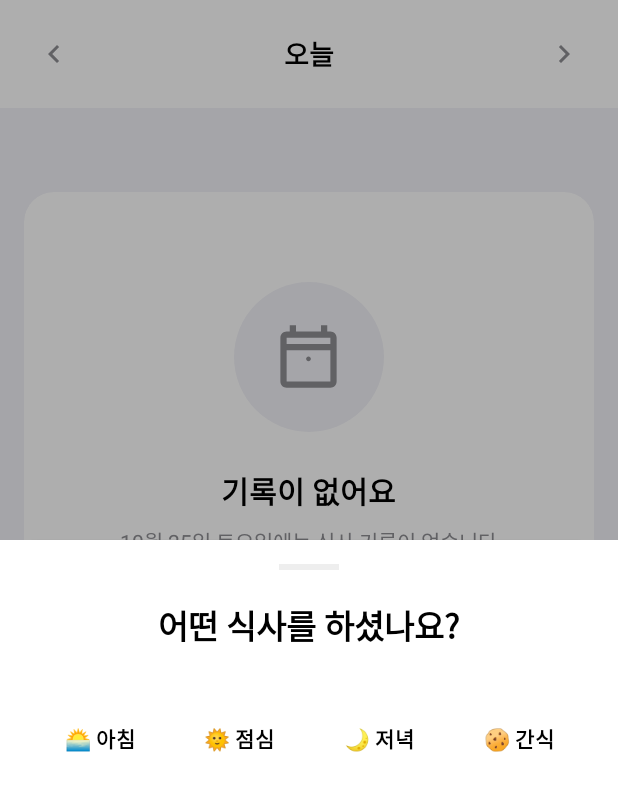
After one commit to lukehemmin/AI_DIET_APP, an Android app: the fragment TextInputBottomSheet placed in its activity, on a phone screen of 412 x 824 dp. The commit adds this screen. Shown: the top 791 px of the screen. Run offline under Robolectric (Android 15) with nearby library versions, the phone set to English and light mode, and no system bars.

Commit message:
feat: 텍스트 식사 기록 Bottom Sheet 및 이미지 피커 구현
- TextInputBottomSheet 클래스 추가로 2단계 입력 UI 구현
- Step 1: 이모지와 함께 식사 시간 선택 (아침/점심/저녁/간식)
- Step 2: 음식 이름과 메모 입력 기능
- ActivityResultLauncher를 활용한 이미지 선택 기능 구현
- Bottom Sheet 레이아웃과 테두리 버튼 drawable 추가
- 입력 유효성 검사 및 사용자 피드백 개선

Resolves #텍스트_기록_입력_완성

```diff
--- a/app/src/main/java/com/lukehemmin/ai_diet_app/MainActivity.java
+++ b/app/src/main/java/com/lukehemmin/ai_diet_app/MainActivity.java
@@ -1,5 +1,7 @@
 package com.lukehemmin.ai_diet_app;
 
+import android.content.Intent;
+import android.net.Uri;
 import android.os.Bundle;
 import android.view.View;
 import android.widget.Button;
@@ -9,6 +11,8 @@ import android.widget.TextView;
 import android.widget.Toast;
 
 import androidx.activity.EdgeToEdge;
+import androidx.activity.result.ActivityResultLauncher;
+import androidx.activity.result.contract.ActivityResultContracts;
 import androidx.appcompat.app.AppCompatActivity;
 import androidx.cardview.widget.CardView;
 import androidx.core.graphics.Insets;
@@ -30,6 +34,9 @@ public class MainActivity extends AppCompatActivity {
     // 데이터 상태 (테스트용)
     private boolean hasData = false; // 기본값: 빈 상태
 
+    // 이미지 선택을 위한 ActivityResultLauncher
+    private ActivityResultLauncher<Intent> imagePickerLauncher;
+
     @Override
     protected void onCreate(Bundle savedInstanceState) {
         super.onCreate(savedInstanceState);
@@ -43,9 +50,29 @@ public class MainActivity extends AppCompatActivity {
             return insets;
         });
 
+        setupImagePicker();
         initViews();
         setupListeners();
         updateUI();
+    }
+
+    private void setupImagePicker() {
+        // 이미지 선택 결과를 처리하는 ActivityResultLauncher
+        imagePickerLauncher = registerForActivityResult(
+                new ActivityResultContracts.StartActivityForResult(),
+                result -> {
+                    if (result.getResultCode() == RESULT_OK && result.getData() != null) {
+                        Uri imageUri = result.getData().getData();
+                        if (imageUri != null) {
+                            // TODO: 실제로 이미지 처리 로직 구현
+                            Toast.makeText(this, "이미지 선택됨: " + imageUri.toString(), Toast.LENGTH_SHORT).show();
+                            // 테스트: 데이터 상태로 전환
+                            hasData = true;
+                            updateUI();
+                        }
+                    }
+                }
+        );
     }
 
     private void initViews() {
@@ -73,33 +100,25 @@ public class MainActivity extends AppCompatActivity {
         });
 
         // 사진 추가 버튼 (빈 상태)
-        btnAddPhotoEmpty.setOnClickListener(v -> {
-            Toast.makeText(this, "사진 추가", Toast.LENGTH_SHORT).show();
-            // 테스트: 데이터 상태로 전환
-            hasData = true;
-            updateUI();
-        });
+        btnAddPhotoEmpty.setOnClickListener(v -> openImagePicker());
 
         // 텍스트 추가 버튼 (빈 상태)
         btnAddTextEmpty.setOnClickListener(v -> {
-            Toast.makeText(this, "텍스트로 추가하기", Toast.LENGTH_SHORT).show();
-            // 테스트: 데이터 상태로 전환
-            hasData = true;
-            updateUI();
+            TextInputBottomSheet bottomSheet = new TextInputBottomSheet();
+            bottomSheet.show(getSupportFragmentManager(), "TextInputBottomSheet");
         });
 
         // 사진 추가 버튼 (데이터 상태)
         if (btnAddPhoto != null) {
-            btnAddPhoto.setOnClickListener(v -> {
-                Toast.makeText(this, "사진 추가", Toast.LENGTH_SHORT).show();
-            });
+            btnAddPhoto.setOnClickListener(v -> openImagePicker());
         }
 
-        // 텍스트 입력 버튼
+        // 텍스트 입력 버튼 (데이터 상태)
         Button btnTextInput = findViewById(R.id.btnTextInput);
         if (btnTextInput != null) {
             btnTextInput.setOnClickListener(v -> {
-                Toast.makeText(this, "텍스트 입력", Toast.LENGTH_SHORT).show();
+                TextInputBottomSheet bottomSheet = new TextInputBottomSheet();
+                bottomSheet.show(getSupportFragmentManager(), "TextInputBottomSheet");
             });
         }
 
@@ -153,4 +172,15 @@ public class MainActivity extends AppCompatActivity {
         SimpleDateFormat dateFormat = new SimpleDateFormat("M월 d일 EEEE", Locale.KOREAN);
         return dateFormat.format(calendar.getTime());
     }
+
+    private void openImagePicker() {
+        // 이미지 선택 인텐트 생성 (갤러리, 카메라 등 선택 가능)
+        Intent intent = new Intent(Intent.ACTION_GET_CONTENT);
+        intent.setType("image/*");
+        intent.addCategory(Intent.CATEGORY_OPENABLE);
+
+        // 안드로이드 시스템이 자동으로 앱 선택기를 보여줌
+        // (갤러리, 카메라, 파일 매니저 등)
+        imagePickerLauncher.launch(Intent.createChooser(intent, "사진 선택"));
+    }
 }
--- /dev/null
+++ b/app/src/main/java/com/lukehemmin/ai_diet_app/TextInputBottomSheet.java
@@ -0,0 +1,139 @@
+package com.lukehemmin.ai_diet_app;
+
+import android.app.Dialog;
+import android.os.Bundle;
+import android.view.LayoutInflater;
+import android.view.View;
+import android.view.ViewGroup;
+import android.widget.Button;
+import android.widget.EditText;
+import android.widget.FrameLayout;
+import android.widget.TextView;
+import android.widget.Toast;
+import android.widget.ViewFlipper;
+
+import androidx.annotation.NonNull;
+import androidx.annotation.Nullable;
+
+import com.google.android.material.bottomsheet.BottomSheetBehavior;
+import com.google.android.material.bottomsheet.BottomSheetDialog;
+import com.google.android.material.bottomsheet.BottomSheetDialogFragment;
+
+public class TextInputBottomSheet extends BottomSheetDialogFragment {
+
+    private ViewFlipper viewFlipper;
+    private TextView tvSelectedMealTime;
+    private EditText etFoodName;
+    private EditText etMemo;
+
+    // Step 1 버튼들
+    private Button btnBreakfast;
+    private Button btnLunch;
+    private Button btnDinner;
+    private Button btnSnack;
+
+    // Step 2 버튼들
+    private Button btnBack;
+    private Button btnComplete;
+
+    // 선택된 식사 시간
+    private String selectedMealTime = "";
+
+    @Nullable
+    @Override
+    public View onCreateView(@NonNull LayoutInflater inflater, @Nullable ViewGroup container, @Nullable Bundle savedInstanceState) {
+        View view = inflater.inflate(R.layout.bottom_sheet_text_input, container, false);
+
+        initViews(view);
+        setupListeners();
+
+        return view;
+    }
+
+    @Override
+    public void onViewCreated(@NonNull View view, @Nullable Bundle savedInstanceState) {
+        super.onViewCreated(view, savedInstanceState);
+
+        // Bottom Sheet의 높이를 컨텐츠에 맞게 조정
+        view.post(() -> {
+            View parent = (View) view.getParent();
+            if (parent != null) {
+                BottomSheetBehavior<View> behavior = BottomSheetBehavior.from(parent);
+                behavior.setState(BottomSheetBehavior.STATE_EXPANDED);
+                behavior.setSkipCollapsed(true);
+
+                // 컨텐츠 높이 측정
+                view.measure(View.MeasureSpec.UNSPECIFIED, View.MeasureSpec.UNSPECIFIED);
+                ViewGroup.LayoutParams params = parent.getLayoutParams();
+                params.height = view.getMeasuredHeight();
+                parent.setLayoutParams(params);
+            }
+        });
+    }
+
+    private void initViews(View view) {
+        viewFlipper = view.findViewById(R.id.viewFlipper);
+
+        // Step 1 뷰들
+        btnBreakfast = view.findViewById(R.id.btnBreakfast);
+        btnLunch = view.findViewById(R.id.btnLunch);
+        btnDinner = view.findViewById(R.id.btnDinner);
+        btnSnack = view.findViewById(R.id.btnSnack);
+
+        // Step 2 뷰들
+        tvSelectedMealTime = view.findViewById(R.id.tvSelectedMealTime);
+        etFoodName = view.findViewById(R.id.etFoodName);
+        etMemo = view.findViewById(R.id.etMemo);
+        btnBack = view.findViewById(R.id.btnBack);
+        btnComplete = view.findViewById(R.id.btnComplete);
+    }
+
+    private void setupListeners() {
+        // Step 1: 식사 시간 선택 버튼들
+        btnBreakfast.setOnClickListener(v -> selectMealTime("아침"));
+        btnLunch.setOnClickListener(v -> selectMealTime("점심"));
+        btnDinner.setOnClickListener(v -> selectMealTime("저녁"));
+        btnSnack.setOnClickListener(v -> selectMealTime("간식"));
+
+        // Step 2: 뒤로가기 버튼
+        btnBack.setOnClickListener(v -> {
+            viewFlipper.setInAnimation(requireContext(), android.R.anim.slide_in_left);
+            viewFlipper.setOutAnimation(requireContext(), android.R.anim.slide_out_right);
+            viewFlipper.showPrevious();
+        });
+
+        // Step 2: 완료 버튼
+        btnComplete.setOnClickListener(v -> {
+            String foodName = etFoodName.getText().toString().trim();
+            String memo = etMemo.getText().toString().trim();
+
+            if (foodName.isEmpty()) {
+                Toast.makeText(requireContext(), "음식 이름을 입력해주세요", Toast.LENGTH_SHORT).show();
+                etFoodName.requestFocus();
+                return;
+            }
+
+            // TODO: 실제로 데이터 저장 로직 구현
+            String message = String.format("%s - %s", selectedMealTime, foodName);
+            if (!memo.isEmpty()) {
+                message += String.format("\n메모: %s", memo);
+            }
+            Toast.makeText(requireContext(), message + " 추가됨", Toast.LENGTH_LONG).show();
+
+            dismiss();
+        });
+    }
+
+    private void selectMealTime(String mealTime) {
+        selectedMealTime = mealTime;
+        tvSelectedMealTime.setText("✓ " + mealTime);
+
+        // Step 2로 전환
+        viewFlipper.setInAnimation(requireContext(), android.R.anim.slide_in_left);
+        viewFlipper.setOutAnimation(requireContext(), android.R.anim.slide_out_right);
+        viewFlipper.showNext();
+
+        // 키보드 자동으로 띄우기
+        etFoodName.requestFocus();
+    }
+}
--- /dev/null
+++ b/app/src/main/res/drawable/bg_button_bordered.xml
@@ -0,0 +1,9 @@
+<?xml version="1.0" encoding="utf-8"?>
+<shape xmlns:android="http://schemas.android.com/apk/res/android"
+    android:shape="rectangle">
+    <solid android:color="@color/white" />
+    <corners android:radius="12dp" />
+    <stroke
+        android:width="1dp"
+        android:color="#DDDDDD" />
+</shape>
--- /dev/null
+++ b/app/src/main/res/layout/bottom_sheet_text_input.xml
@@ -0,0 +1,223 @@
+<?xml version="1.0" encoding="utf-8"?>
+<LinearLayout xmlns:android="http://schemas.android.com/apk/res/android"
+    xmlns:app="http://schemas.android.com/apk/res-auto"
+    android:layout_width="match_parent"
+    android:layout_height="wrap_content"
+    android:orientation="vertical"
+    android:background="@android:color/white"
+    android:paddingTop="8dp"
+    android:paddingBottom="24dp">
+
+    <!-- 드래그 핸들 -->
+    <View
+        android:layout_width="40dp"
+        android:layout_height="4dp"
+        android:layout_gravity="center_horizontal"
+        android:layout_marginTop="8dp"
+        android:layout_marginBottom="20dp"
+        android:background="#DDDDDD"
+        android:alpha="0.5" />
+
+    <!-- ViewFlipper로 단계별 UI 전환 -->
+    <ViewFlipper
+        android:id="@+id/viewFlipper"
+        android:layout_width="match_parent"
+        android:layout_height="wrap_content"
+        android:inAnimation="@android:anim/slide_in_left"
+        android:outAnimation="@android:anim/slide_out_right">
+
+        <!-- Step 1: 식사 시간 선택 -->
+        <LinearLayout
+            android:layout_width="match_parent"
+            android:layout_height="wrap_content"
+            android:orientation="vertical"
+            android:paddingHorizontal="24dp"
+            android:paddingBottom="8dp">
+
+            <!-- 질문 -->
+            <TextView
+                android:layout_width="wrap_content"
+                android:layout_height="wrap_content"
+                android:layout_gravity="center_horizontal"
+                android:layout_marginBottom="24dp"
+                android:text="어떤 식사를 하셨나요?"
+                android:textSize="22sp"
+                android:textStyle="bold"
+                android:textColor="@color/text_primary" />
+
+            <!-- 4개 버튼 가로 배치 -->
+            <LinearLayout
+                android:layout_width="match_parent"
+                android:layout_height="wrap_content"
+                android:orientation="horizontal"
+                android:gravity="center">
+
+                <!-- 아침 -->
+                <Button
+                    android:id="@+id/btnBreakfast"
+                    android:layout_width="0dp"
+                    android:layout_height="70dp"
+                    android:layout_weight="1"
+                    android:layout_marginEnd="4dp"
+                    android:text="🌅\n아침"
+                    android:textSize="14sp"
+                    android:textStyle="bold"
+                    android:textColor="@color/text_primary"
+                    android:background="@drawable/bg_button_bordered"
+                    android:gravity="center" />
+
+                <!-- 점심 -->
+                <Button
+                    android:id="@+id/btnLunch"
+                    android:layout_width="0dp"
+                    android:layout_height="70dp"
+                    android:layout_weight="1"
+                    android:layout_marginStart="4dp"
+                    android:layout_marginEnd="4dp"
+                    android:text="🌞\n점심"
+                    android:textSize="14sp"
+                    android:textStyle="bold"
+                    android:textColor="@color/text_primary"
+                    android:background="@drawable/bg_button_bordered"
+                    android:gravity="center" />
+
+                <!-- 저녁 -->
+                <Button
+                    android:id="@+id/btnDinner"
+                    android:layout_width="0dp"
+                    android:layout_height="70dp"
+                    android:layout_weight="1"
+                    android:layout_marginStart="4dp"
+                    android:layout_marginEnd="4dp"
+                    android:text="🌙\n저녁"
+                    android:textSize="14sp"
+                    android:textStyle="bold"
+                    android:textColor="@color/text_primary"
+                    android:background="@drawable/bg_button_bordered"
+                    android:gravity="center" />
+
+                <!-- 간식 -->
+                <Button
+                    android:id="@+id/btnSnack"
+                    android:layout_width="0dp"
+                    android:layout_height="70dp"
+                    android:layout_weight="1"
+                    android:layout_marginStart="4dp"
+                    android:text="🍪\n간식"
+                    android:textSize="14sp"
+                    android:textStyle="bold"
+                    android:textColor="@color/text_primary"
+                    android:background="@drawable/bg_button_bordered"
+                    android:gravity="center" />
+            </LinearLayout>
+        </LinearLayout>
+
+        <!-- Step 2: 음식 정보 입력 -->
+        <LinearLayout
+            android:layout_width="match_parent"
+            android:layout_height="wrap_content"
+            android:orientation="vertical"
+            android:paddingHorizontal="24dp">
+
+            <!-- 선택한 식사 시간 표시 -->
+            <TextView
+                android:id="@+id/tvSelectedMealTime"
+                android:layout_width="wrap_content"
+                android:layout_height="wrap_content"
+                android:layout_marginBottom="8dp"
+                android:text="✓ 점심"
+                android:textSize="14sp"
+                android:textColor="@color/primary_blue" />
+
+            <!-- 구분선 -->
+            <View
+                android:layout_width="match_parent"
+                android:layout_height="1dp"
+                android:layout_marginBottom="24dp"
+                android:background="#EEEEEE" />
+
+            <!-- 질문 -->
+            <TextView
+                android:layout_width="wrap_content"
+                android:layout_height="wrap_content"
+                android:layout_gravity="center_horizontal"
+                android:layout_marginBottom="24dp"
+                android:text="어떤 음식을 먹었어요?"
+                android:textSize="24sp"
+                android:textStyle="bold"
+                android:textColor="@color/text_primary" />
+
+            <!-- 음식 이름 입력 -->
+            <EditText
+                android:id="@+id/etFoodName"
+                android:layout_width="match_parent"
+                android:layout_height="56dp"
+                android:layout_marginBottom="20dp"
+                android:hint="예: 김치찌개, 샐러드"
+                android:paddingHorizontal="20dp"
+                android:background="@drawable/bg_button_white"
+                android:textSize="16sp"
+                android:textColor="@color/text_primary"
+                android:textColorHint="@color/text_secondary"
+                android:inputType="text"
+                android:maxLines="1" />
+
+            <!-- 메모 라벨 -->
+            <TextView
+                android:layout_width="wrap_content"
+                android:layout_height="wrap_content"
+                android:layout_marginBottom="8dp"
+                android:text="메모 (선택)"
+                android:textSize="14sp"
+                android:textColor="@color/text_secondary" />
+
+            <!-- 메모 입력 -->
+            <EditText
+                android:id="@+id/etMemo"
+                android:layout_width="match_parent"
+                android:layout_height="100dp"
+                android:layout_marginBottom="24dp"
+                android:hint="추가로 기록하고 싶은 내용이 있나요?"
+                android:padding="16dp"
+                android:background="@drawable/bg_button_white"
+                android:textSize="14sp"
+                android:textColor="@color/text_primary"
+                android:textColorHint="@color/text_secondary"
+                android:inputType="textMultiLine"
+                android:gravity="top|start"
+                android:maxLines="5" />
+
+            <!-- 버튼 영역 -->
+            <LinearLayout
+                android:layout_width="match_parent"
+                android:layout_height="wrap_content"
+                android:orientation="horizontal"
+                android:gravity="center">
+
+                <Button
+                    android:id="@+id/btnBack"
+                    android:layout_width="0dp"
+                    android:layout_height="56dp"
+                    android:layout_weight="1"
+                    android:layout_marginEnd="8dp"
+                    android:text="← 이전"
+                    android:textSize="16sp"
+                    android:textStyle="bold"
+                    android:textColor="@color/text_primary"
+                    android:background="@drawable/bg_button_white" />
+
+                <Button
+                    android:id="@+id/btnComplete"
+                    android:layout_width="0dp"
+                    android:layout_height="56dp"
+                    android:layout_weight="1"
+                    android:layout_marginStart="8dp"
+                    android:text="완료"
+                    android:textSize="16sp"
+                    android:textStyle="bold"
+                    android:textColor="@color/white"
+                    android:background="@drawable/bg_button_blue" />
+            </LinearLayout>
+        </LinearLayout>
+    </ViewFlipper>
+</LinearLayout>
--- a/app/src/main/res/values/strings.xml
+++ b/app/src/main/res/values/strings.xml
@@ -40,4 +40,12 @@
     <string name="nav_challenge">챌린지</string>
     <string name="nav_analysis">분석</string>
     <string name="nav_profile">프로필</string>
+
+    <!-- Text Input Bottom Sheet -->
+    <string-array name="meal_times">
+        <item>아침</item>
+        <item>점심</item>
+        <item>저녁</item>
+        <item>간식</item>
+    </string-array>
 </resources>
```
